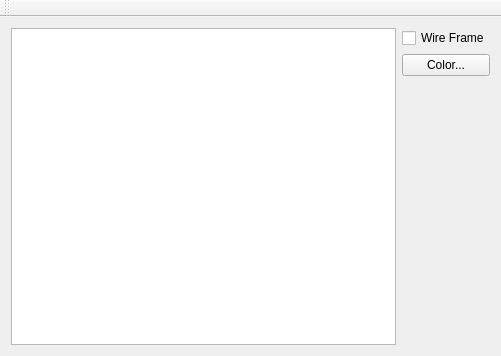
Old version of the form mainwindow.ui in the repository HiDAl/LuzCamaraQT.
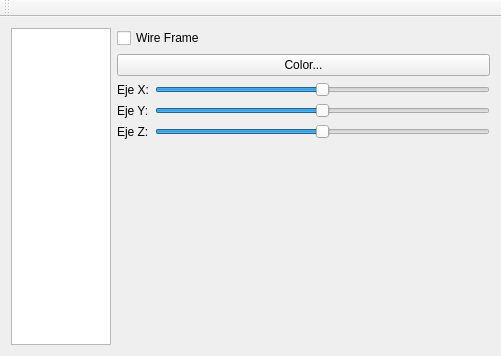
New version of the form.

The edit to the form file:
```diff
--- a/mainwindow.ui
+++ b/mainwindow.ui
@@ -27,10 +27,26 @@
     <item row="0" column="0">
      <layout class="QHBoxLayout" name="horizontalLayout" stretch="0,0">
       <item>
-       <widget class="QListWidget" name="listWidget"/>
+       <widget class="QListWidget" name="listWidget">
+        <property name="sizePolicy">
+         <sizepolicy hsizetype="Fixed" vsizetype="Expanding">
+          <horstretch>0</horstretch>
+          <verstretch>0</verstretch>
+         </sizepolicy>
+        </property>
+        <property name="maximumSize">
+         <size>
+          <width>100</width>
+          <height>16777215</height>
+         </size>
+        </property>
+       </widget>
       </item>
       <item>
        <layout class="QVBoxLayout" name="verticalLayout">
+        <property name="sizeConstraint">
+         <enum>QLayout::SetFixedSize</enum>
+        </property>
         <item>
          <widget class="QCheckBox" name="checkBox">
           <property name="text">
@@ -46,17 +62,86 @@
          </widget>
         </item>
         <item>
-         <spacer name="verticalSpacer">
-          <property name="orientation">
-           <enum>Qt::Vertical</enum>
+         <layout class="QFormLayout" name="formLayout">
+          <property name="fieldGrowthPolicy">
+           <enum>QFormLayout::AllNonFixedFieldsGrow</enum>
           </property>
-          <property name="sizeHint" stdset="0">
-           <size>
-            <width>20</width>
-            <height>40</height>
-           </size>
-          </property>
-         </spacer>
+          <item row="1" column="1">
+           <widget class="QSlider" name="XAxis">
+            <property name="minimum">
+             <number>-100</number>
+            </property>
+            <property name="maximum">
+             <number>100</number>
+            </property>
+            <property name="singleStep">
+             <number>0</number>
+            </property>
+            <property name="sliderPosition">
+             <number>0</number>
+            </property>
+            <property name="orientation">
+             <enum>Qt::Horizontal</enum>
+            </property>
+            <property name="invertedControls">
+             <bool>false</bool>
+            </property>
+            <property name="tickPosition">
+             <enum>QSlider::NoTicks</enum>
+            </property>
+            <property name="tickInterval">
+             <number>1</number>
+            </property>
+           </widget>
+          </item>
+          <item row="2" column="1">
+           <widget class="QSlider" name="YAxis">
+            <property name="minimum">
+             <number>-100</number>
+            </property>
+            <property name="maximum">
+             <number>100</number>
+            </property>
+            <property name="orientation">
+             <enum>Qt::Horizontal</enum>
+            </property>
+           </widget>
+          </item>
+          <item row="3" column="1">
+           <widget class="QSlider" name="ZAxis">
+            <property name="minimum">
+             <number>-100</number>
+            </property>
+            <property name="maximum">
+             <number>100</number>
+            </property>
+            <property name="orientation">
+             <enum>Qt::Horizontal</enum>
+            </property>
+           </widget>
+          </item>
+          <item row="1" column="0">
+           <widget class="QLabel" name="label">
+            <property name="text">
+             <string>Eje X:</string>
+            </property>
+           </widget>
+          </item>
+          <item row="2" column="0">
+           <widget class="QLabel" name="label_2">
+            <property name="text">
+             <string>Eje Y:</string>
+            </property>
+           </widget>
+          </item>
+          <item row="3" column="0">
+           <widget class="QLabel" name="label_3">
+            <property name="text">
+             <string>Eje Z:</string>
+            </property>
+           </widget>
+          </item>
+         </layout>
         </item>
        </layout>
       </item>
```
Left out of the diff: 2 changed lines with no effect on the pictures.
